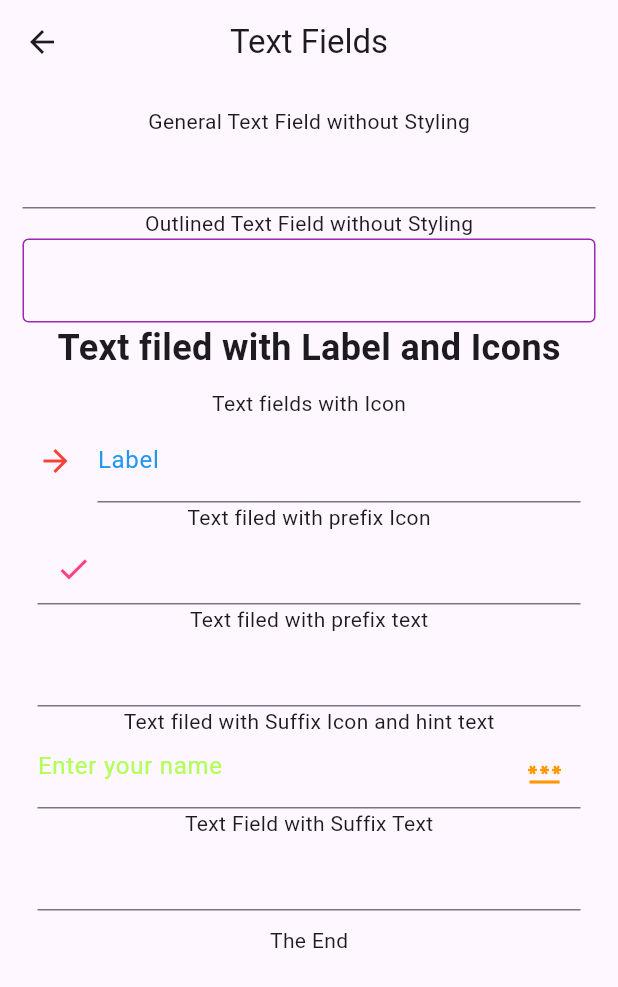
After one commit to Pratyusha114/Flutter, a Flutter app: the TextFiledScreen screen opened by its route, on a phone screen of 412 x 824 dp. The commit adds this screen. Shown: the top 987 px of the screen. Run offline on Flutter 3.47's test engine with Material 3 defaults, Android fonts, the phone set to English and light mode, and no system bars; our stand-ins replace get.

Commit message:
Text Filed Commit

```diff
--- a/lib/core/navigations/graph.dart
+++ b/lib/core/navigations/graph.dart
@@ -2,15 +2,19 @@ import 'package:flutter_basics/alerts_feature/alert_screen.dart';
 import 'package:flutter_basics/bottom_nav_feature/bottom_navigation_screen.dart';
 import 'package:flutter_basics/bottom_nav_feature/general_bottom_nav.dart';
 import 'package:flutter_basics/core/navigations/routes.dart';
+import 'package:flutter_basics/text_field/text_field_screen.dart';
 import 'package:get/get_navigation/src/routes/get_route.dart';
 
 import '../../buttons_feature/buttons_sreen.dart';
+import '../../form_feature/form_screen.dart';
 import '../../menu_feature/menu_screen.dart';
 
 List<GetPage> routes = [
   GetPage(name: Routes.launcherScreen, page: () => const MainScreen()),
   GetPage(name: Routes.buttons, page: () => const ButtonsScreen()),
   GetPage(name: Routes.alerts, page: () => const AlertScreen()),
+  GetPage(name: Routes.textField, page: () => TextFiledScreen()),
+  GetPage(name: Routes.formScreen, page: () => FormScreen()),
   GetPage(
       name: Routes.bottomNavigationScreen,
       page: () => const BottomNavigationScreen()),
--- a/lib/core/navigations/routes.dart
+++ b/lib/core/navigations/routes.dart
@@ -4,6 +4,8 @@ class Routes {
 
   static const buttons = "/buttons";
   static const alerts = "/alerts";
+  static const textField = "/textFields";
+  static const formScreen = "/formScreen";
 
   static const bottomNavigationScreen = "/bottomNavigation";
   static const generalBottomNav = "/generalBottomNav";
--- /dev/null
+++ b/lib/text_field/text_field_screen.dart
@@ -0,0 +1,118 @@
+import 'package:flutter/material.dart';
+import 'package:get/get.dart';
+
+class TextFiledScreen extends StatelessWidget {
+  TextFiledScreen({super.key});
+
+  final TextEditingController _controller = TextEditingController();
+
+  final TextEditingController _outlineTextFieldController =
+      TextEditingController();
+
+  final TextEditingController _textFieldController = TextEditingController();
+
+  @override
+  Widget build(BuildContext context) {
+    return Scaffold(
+        appBar: AppBar(
+          centerTitle: true,
+          leading: IconButton(
+            onPressed: () {
+              Get.back();
+            },
+            icon: const Icon(Icons.arrow_back),
+          ),
+          title: const Text("Text Fields"),
+        ),
+        body: SingleChildScrollView(
+            child: Container(
+                margin: const EdgeInsets.all(15),
+                child: Column(
+                  children: [
+                    const Text("General Text Field without Styling"),
+                    TextField(
+                      controller: _controller,
+                      onChanged: (text) {
+                        print(text);
+                      },
+                    ),
+                    const Text("Outlined Text Field without Styling"),
+                    TextField(
+                      controller: _outlineTextFieldController,
+                      onChanged: (str) {},
+                      decoration: const InputDecoration(
+                        border: OutlineInputBorder(),
+                        enabledBorder: OutlineInputBorder(
+                            borderSide: BorderSide(color: Colors.purple)),
+                        focusedBorder: OutlineInputBorder(
+                            borderSide: BorderSide(color: Colors.red)),
+                      ),
+                    ),
+                    const Text(
+                      "Text filed with Label and Icons",
+                      style:
+                          TextStyle(fontWeight: FontWeight.bold, fontSize: 24),
+                    ),
+                    Container(
+                        margin: const EdgeInsets.all(10),
+                        child: Column(children: [
+                          const Text("Text fields with Icon"),
+                          TextField(
+                            controller: _textFieldController,
+                            onChanged: (str) {},
+                            decoration: const InputDecoration(
+                                icon: Icon(Icons.arrow_forward,
+                                    color: Colors.red),
+                                label: Text("Label"),
+                                labelStyle: TextStyle(color: Colors.blue)),
+                          ),
+                          const Text("Text filed with prefix Icon"),
+                          TextField(
+                            controller: _textFieldController,
+                            onChanged: (str) {},
+                            decoration: const InputDecoration(
+                                prefixIcon: Icon(
+                                  Icons.check,
+                                  color: Colors.pinkAccent,
+                                ),
+                                prefixIconColor: Colors.blue),
+                          ),
+                          const Text("Text filed with prefix text"),
+                          TextField(
+                            controller: _textFieldController,
+                            onChanged: (str) {},
+                            decoration: const InputDecoration(
+                                prefixStyle:
+                                    TextStyle(color: Colors.deepOrangeAccent),
+                                prefixText: "Go"),
+                          ),
+                          const Text(
+                              "Text filed with Suffix Icon and hint text"),
+                          TextField(
+                            controller: _textFieldController,
+                            onChanged: (str) {},
+                            decoration: const InputDecoration(
+                                suffixIcon: Icon(Icons.password_outlined),
+                                suffixIconColor: Colors.orange,
+                                hintText: "Enter your name",
+                                hintStyle:
+                                    TextStyle(color: Colors.lightGreenAccent)),
+                          ),
+                          const Text("Text Field with Suffix Text"),
+                          TextField(
+                            controller: _controller,
+                            onChanged: (str) {},
+                            decoration: const InputDecoration(
+                                suffixText: "reach",
+                                suffixStyle:
+                                    TextStyle(color: Colors.deepOrange)),
+                          )
+                        ])),
+                    const Row(
+                      crossAxisAlignment: CrossAxisAlignment.center,
+                        mainAxisAlignment: MainAxisAlignment.center,
+                        children: [Divider(color: Colors.deepOrange,height: 3,thickness: 2,), Text("The End"), Divider()])
+                  ],
+                ))));
+  }
+}
```
Also changed, not shown: lib/form_feature/form_screen.dart (added, +129 -0 lines), lib/menu_feature/menu_screen.dart (+15 -2 lines).
